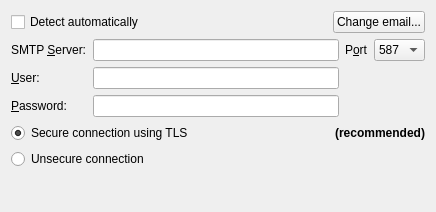
Qt form client/src/ui/widgets/settings/smtp_settings_widget.ui (networkoptix/nx_open) before a commit.
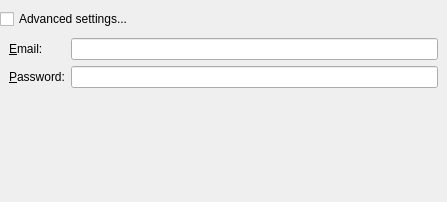
The same form after that commit.

Commit message:
SMTP Settings form reforged
<==== Mercurial data ====>
Branch: master

```diff
--- a/client/src/ui/widgets/settings/smtp_settings_widget.ui
+++ b/client/src/ui/widgets/settings/smtp_settings_widget.ui
@@ -6,18 +6,31 @@
    <rect>
     <x>0</x>
     <y>0</y>
-    <width>436</width>
-    <height>212</height>
+    <width>447</width>
+    <height>202</height>
    </rect>
   </property>
   <property name="windowTitle">
    <string/>
   </property>
-  <layout class="QVBoxLayout" name="verticalLayout">
+  <layout class="QVBoxLayout" name="verticalLayout_2">
+   <property name="spacing">
+    <number>0</number>
+   </property>
+   <property name="leftMargin">
+    <number>0</number>
+   </property>
+   <property name="topMargin">
+    <number>9</number>
+   </property>
+   <property name="rightMargin">
+    <number>0</number>
+   </property>
+   <property name="bottomMargin">
+    <number>0</number>
+   </property>
    <item>
-    <layout class="QHBoxLayout" name="horizontalLayout_2">
-     <item>
-      <widget class="QCheckBox" name="autoDetectCheckBox">
+    <widget class="QCheckBox" name="advancedCheckBox">
        <property name="sizePolicy">
         <sizepolicy hsizetype="Fixed" vsizetype="Fixed">
          <horstretch>0</horstretch>
@@ -25,32 +38,67 @@
         </sizepolicy>
        </property>
        <property name="text">
-        <string>Detect automatically</string>
+      <string>Advanced settings...</string>
        </property>
       </widget>
      </item>
      <item>
+    <widget class="QStackedWidget" name="stackedWidget">
+     <property name="sizePolicy">
+      <sizepolicy hsizetype="Preferred" vsizetype="Fixed">
+       <horstretch>0</horstretch>
+       <verstretch>0</verstretch>
+      </sizepolicy>
+     </property>
+     <property name="currentIndex">
+      <number>0</number>
+     </property>
+     <widget class="QWidget" name="simplePage">
+      <layout class="QFormLayout" name="formLayout_3">
+       <property name="fieldGrowthPolicy">
+        <enum>QFormLayout::AllNonFixedFieldsGrow</enum>
+       </property>
+       <item row="0" column="0">
+        <widget class="QLabel" name="simpleEmailLabel">
+         <property name="text">
+          <string>&amp;Email:</string>
+         </property>
+         <property name="buddy">
+          <cstring>simpleEmailLineEdit</cstring>
+         </property>
+        </widget>
+       </item>
+       <item row="0" column="1">
+        <widget class="QLineEdit" name="simpleEmailLineEdit"/>
+       </item>
+       <item row="1" column="0">
+        <widget class="QLabel" name="simplePasswordLabel">
+         <property name="text">
+          <string>&amp;Password:</string>
+         </property>
+         <property name="buddy">
+          <cstring>simplePasswordLineEdit</cstring>
+         </property>
+        </widget>
+       </item>
+       <item row="1" column="1">
+        <widget class="QLineEdit" name="simplePasswordLineEdit">
+         <property name="echoMode">
+          <enum>QLineEdit::PasswordEchoOnEdit</enum>
+         </property>
+        </widget>
+       </item>
+       <item row="2" column="1">
       <widget class="QLabel" name="detectErrorLabel">
        <property name="text">
         <string/>
        </property>
       </widget>
      </item>
-     <item>
-      <widget class="QPushButton" name="setupUserButton">
-       <property name="sizePolicy">
-        <sizepolicy hsizetype="Fixed" vsizetype="Fixed">
-         <horstretch>0</horstretch>
-         <verstretch>0</verstretch>
-        </sizepolicy>
-       </property>
-       <property name="text">
-        <string>Change email...</string>
-       </property>
-      </widget>
-     </item>
-    </layout>
-   </item>
+      </layout>
+     </widget>
+     <widget class="QWidget" name="advancedPage">
+      <layout class="QVBoxLayout" name="verticalLayout">
    <item>
     <widget class="QFrame" name="horizontalFrame">
      <layout class="QHBoxLayout" name="horizontalLayout">
@@ -120,18 +168,7 @@
          </widget>
         </item>
         <item row="0" column="1">
-         <widget class="QComboBox" name="portComboBox">
-          <item>
-           <property name="text">
-            <string notr="true">587</string>
-           </property>
-          </item>
-          <item>
-           <property name="text">
-            <string notr="true">25</string>
-           </property>
-          </item>
-         </widget>
+             <widget class="QComboBox" name="portComboBox"/>
         </item>
        </layout>
       </item>
@@ -172,6 +209,10 @@
      </item>
     </layout>
    </item>
+      </layout>
+     </widget>
+    </widget>
+   </item>
    <item>
     <spacer name="verticalSpacer">
      <property name="orientation">
@@ -180,7 +221,7 @@
      <property name="sizeHint" stdset="0">
       <size>
        <width>20</width>
-       <height>40</height>
+       <height>0</height>
       </size>
      </property>
     </spacer>
```
Left out of the diff: 3 changed lines with no effect on the pictures. Lines whose indentation alone changed are shown as unchanged. The commit also changes 4 other files.
